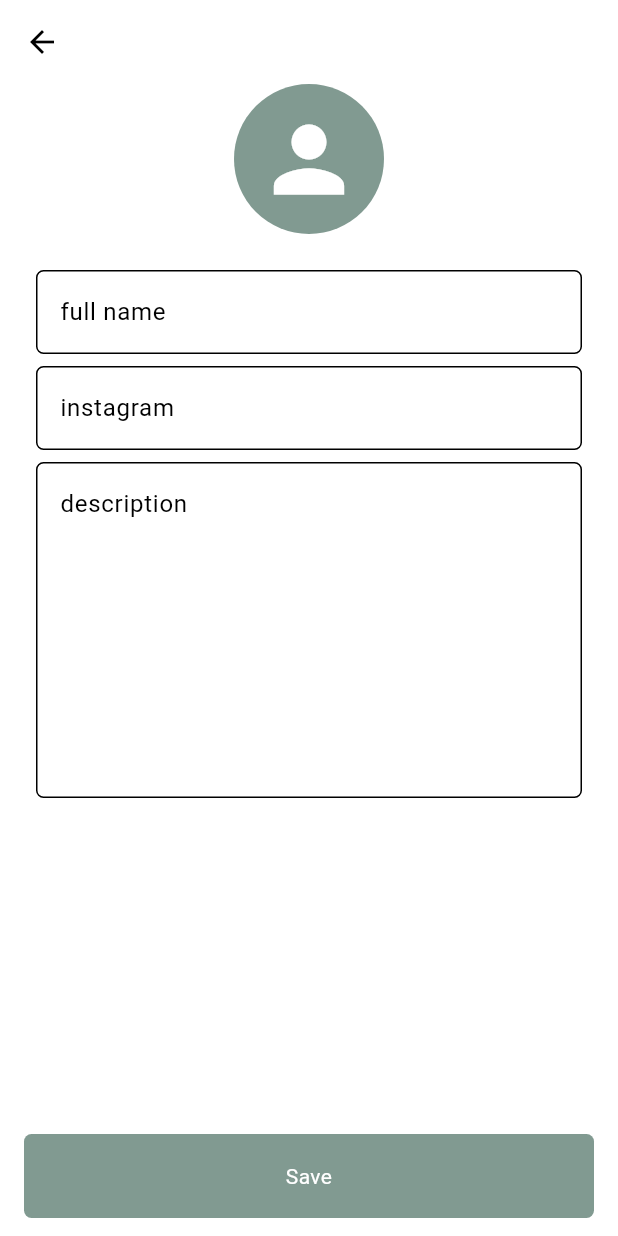
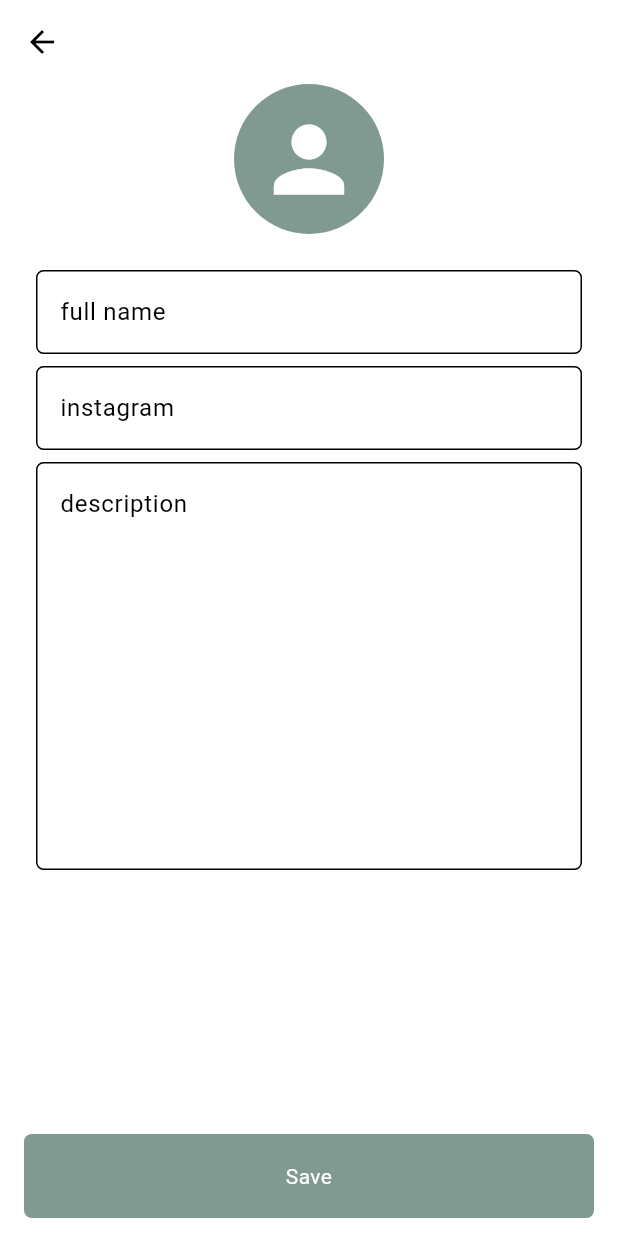
Before and after one commit to talbiol/climbing_app_v4, a Flutter app: the EditProfileScreen screen opened directly with empty values, on a phone screen of 412 x 824 dp. Run offline on Flutter 3.47's test engine with Material 3 defaults, Android fonts, the phone set to English and light mode, and no system bars; our stand-ins replace supabase_flutter; accounts and stored records are empty.

Commit message:
ui looks good on edit profile

```diff
--- a/lib/app/app_customer/account/screens/edit_profile.dart
+++ b/lib/app/app_customer/account/screens/edit_profile.dart
@@ -28,7 +28,7 @@ class EditProfileScreen extends StatelessWidget {
       ),
       body:
         Padding(padding: EdgeInsetsGeometry.fromLTRB(Spacing.large, Spacing.none, Spacing.large, Spacing.none),
-          child: Column(
+          child: ListView(
             children: [
               ProfileAvatar(size: 100),
 
@@ -39,6 +39,35 @@ class EditProfileScreen extends StatelessWidget {
                   ? ''
                   : loggedInProfile.fullName!,
               ),
+
+              // TRAINERS
+              if (loggedInUser.isTrainer == true)
+                Column(
+                  children: [
+                    CustomInputBox(
+                      topPadding: Spacing.small,
+                      bottomPadding: Spacing.small,
+                      placeholder: 'email (for clients)',
+                    ),
+                    Row(
+                      children: [
+                        Expanded(
+                          flex: 1, // 1 part out of 4
+                          child: CustomInputBox(
+                            placeholder: 'Prefix',
+                            rightPadding: Spacing.small, // optional spacing between boxes
+                          ),
+                        ),
+                        Expanded(
+                          flex: 3, // 3 parts out of 4
+                          child: CustomInputBox(
+                            placeholder: 'Phone Number',
+                          ),
+                        ),
+                      ],
+                    )
+                  ],
+                ),
 
               CustomInputBox(
                 topPadding: Spacing.small,
@@ -79,8 +108,8 @@ class EditProfileScreen extends StatelessWidget {
 
               CustomInputBox(
                 topPadding: Spacing.small,
-                minLines: 8,
-                maxLines: 8,
+                minLines: (loggedInUser.isTrainer == true) ? 4 : 10,
+                maxLines: 10,
                 placeholder: 'description',
                 initialText: (loggedInProfile.description == null || loggedInProfile.description!.isEmpty)
                   ? ''
@@ -91,6 +120,7 @@ class EditProfileScreen extends StatelessWidget {
         ),
 
       bottomNavigationBar: BottomAppBar(
+        color: AppColors.mainBackground,
         child: CustomButton(
           text: 'Save',
         ),
--- a/lib/app/app_registration/screens/sports_choice.dart
+++ b/lib/app/app_registration/screens/sports_choice.dart
@@ -175,12 +175,9 @@ class _SportsChoiceState extends State<SportsChoice> {
               ),
             ),
       bottomNavigationBar: BottomAppBar(
+        color: AppColors.mainBackground,
         child: CustomButton(
           text: widget.registrationProcess ? 'Finish Registration' : 'Save',
-          /*leftPadding: Spacing.large,
-          topPadding: Spacing.large,
-          rightPadding: Spacing.large,
-          bottomPadding: Spacing.large,*/
           onClick: isSaving ? null : _saveSelection,
         ),
       )
```
Also changed, not shown: lib/style.dart (line endings or trailing spaces).
